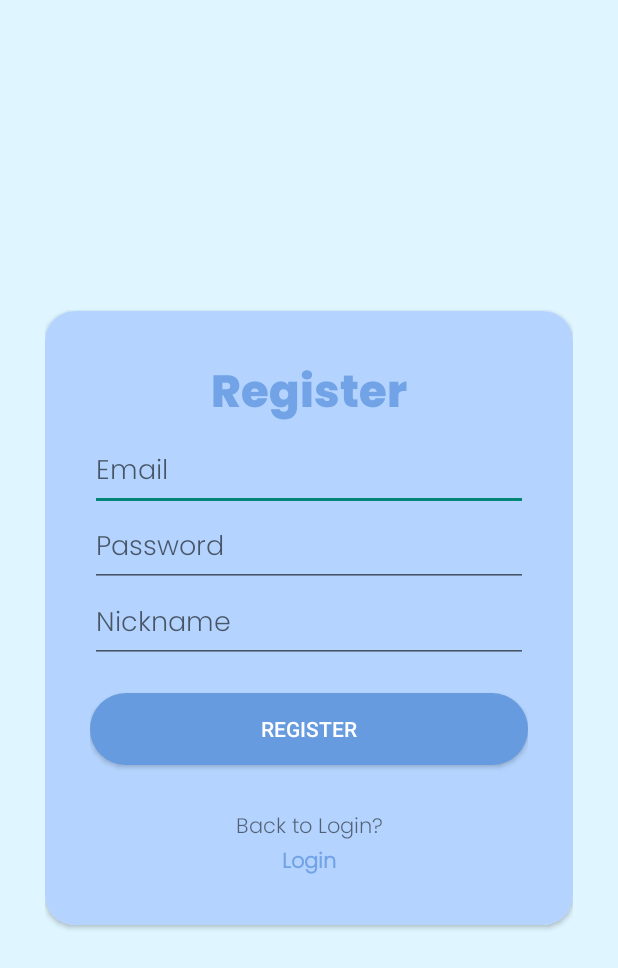
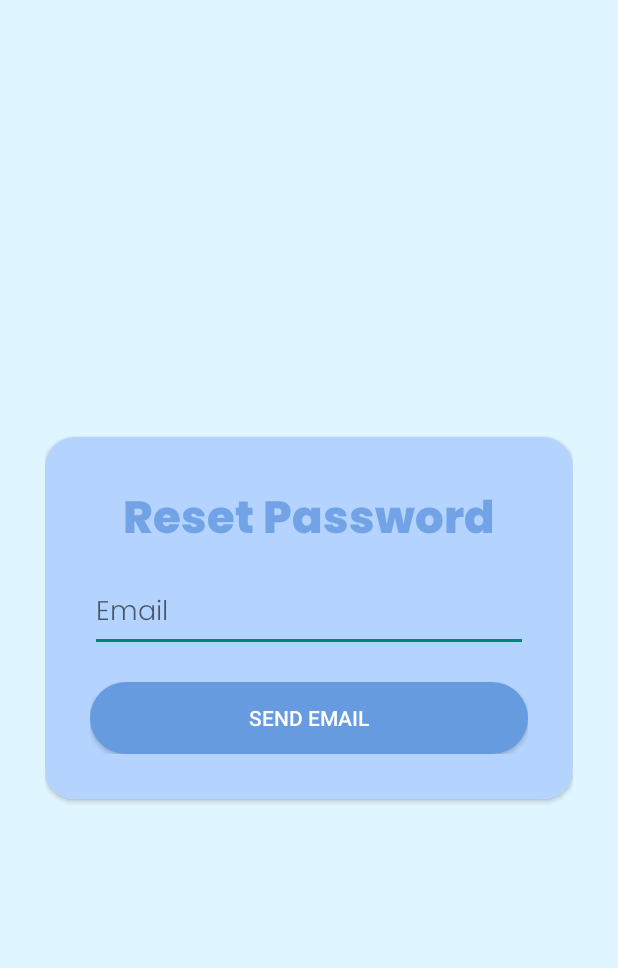
Before and after one commit to handayogi/Curion, an Android app: the layout activity_forgot_password.xml on its own in the app's theme, with its tools: preview values and no code run, on a phone screen of 412 x 824 dp. Shown: the top 968 px of the screen. Run offline under Robolectric (Android 15) with nearby library versions, the phone set to English and light mode, and no system bars.

Commit message:
nambahin forgot password

```diff
--- a/app/src/main/java/com/example/konversimatauang/Login.kt
+++ b/app/src/main/java/com/example/konversimatauang/Login.kt
@@ -3,6 +3,7 @@ package com.example.konversimatauang
 import android.content.Intent
 import android.os.Bundle
 import android.util.Patterns
+import android.widget.TextView
 import android.widget.Toast
 import androidx.activity.enableEdgeToEdge
 import androidx.appcompat.app.AppCompatActivity
@@ -54,6 +55,11 @@ class Login : AppCompatActivity() {
             }
             LoginFirebase(email,pass)
         }
+
+        val forgot_password = findViewById<TextView>(R.id.forgot_password)
+        forgot_password.setOnClickListener{
+            startActivity(Intent(this, ForgotPasswordActivity::class.java))
+        }
     }
 
     private fun LoginFirebase(email: String, pass: String) {
--- a/app/src/main/java/com/example/konversimatauang/SplashScreenActivity.kt
+++ b/app/src/main/java/com/example/konversimatauang/SplashScreenActivity.kt
@@ -17,12 +17,12 @@ class SplashScreenActivity : AppCompatActivity() {
         setContentView(R.layout.activity_splash_screen)
 
         Handler(Looper.getMainLooper()).postDelayed({
-            goToMainActivity()
+            goToLogin()
         }, 3000L)
     }
 
-    private fun goToMainActivity() {
-        Intent(this, MainActivity::class.java).also {
+    private fun goToLogin() {
+        Intent(this, Login::class.java).also {
             startActivity(it)
             finish()
         }
--- a/app/src/main/res/layout/activity_register.xml
+++ b/app/src/main/res/layout/activity_forgot_password.xml
@@ -6,81 +6,49 @@
     android:layout_height="match_parent"
     android:background="@color/background"
     android:padding="30dp"
-    tools:context=".Register">
+    tools:context=".Login">
 
     <androidx.cardview.widget.CardView
         android:layout_width="match_parent"
         android:layout_height="wrap_content"
         android:layout_centerInParent="true"
+        android:background="@color/colorAccent"
         app:cardCornerRadius="20dp">
 
         <LinearLayout
             android:layout_width="match_parent"
             android:layout_height="wrap_content"
             android:orientation="vertical"
-            android:background="@color/colorAccent"
-            android:padding="30dp">
+            android:padding="30dp"
+            android:background="@color/colorAccent">
 
             <TextView
                 android:layout_width="match_parent"
                 android:layout_height="wrap_content"
                 android:layout_gravity="center"
                 android:fontFamily="@font/my_font"
-                android:text="@string/register"
+                android:text="@string/reset"
                 android:textAlignment="center"
                 android:textColor="@color/text"
                 android:textSize="30sp"
+                android:layout_marginBottom="10dp"
                 android:textStyle="bold" />
 
             <EditText
-                android:id="@+id/edt_email_register"
+                android:id="@+id/edt_email_reset"
                 android:layout_width="match_parent"
                 android:layout_height="wrap_content"
                 android:fontFamily="@font/text_font"
                 android:hint="@string/email"
                 android:inputType="textEmailAddress" />
 
-            <EditText
-                android:id="@+id/edt_password_register"
-                android:layout_width="match_parent"
-                android:layout_height="wrap_content"
-                android:fontFamily="@font/text_font"
-                android:hint="@string/password"
-                android:inputType="textPassword" />
-
-            <EditText
-                android:id="@+id/edt_nickname"
-                android:layout_width="match_parent"
-                android:layout_height="wrap_content"
-                android:fontFamily="@font/text_font"
-                android:hint="@string/nickname"
-                android:inputType="textPersonName" />
-
             <Button
-                android:id="@+id/btn_register"
+                android:id="@+id/btn_send"
                 android:layout_width="match_parent"
                 android:layout_height="wrap_content"
                 android:layout_marginTop="20dp"
                 style="@style/Button"
-                android:text="@string/register" />
-
-            <TextView
-                android:layout_width="match_parent"
-                android:layout_height="wrap_content"
-                android:layout_marginTop="30dp"
-                android:fontFamily="@font/text_font"
-                android:text="@string/login_back"
-                android:textAlignment="center" />
-
-            <TextView
-                android:id="@+id/tv_to_login"
-                android:layout_width="match_parent"
-                android:layout_height="wrap_content"
-                android:fontFamily="@font/text_font"
-                android:text="@string/login"
-                android:textAlignment="center"
-                android:textColor="@color/text"
-                android:textStyle="bold" />
+                android:text="@string/send" />
 
         </LinearLayout>
 
--- a/app/src/main/res/layout/activity_login.xml
+++ b/app/src/main/res/layout/activity_login.xml
@@ -56,6 +56,7 @@
                 android:layout_marginTop="10dp"
                 android:fontFamily="@font/text_font"
                 android:text="@string/forgotPassword"
+                android:textColor="@color/text"
                 android:textAlignment="textEnd" />
 
             <Button
--- a/app/src/main/res/mipmap-anydpi/ic_launcher_round.xml
+++ b/app/src/main/res/mipmap-anydpi/ic_launcher_round.xml
@@ -1,6 +1,6 @@
 <?xml version="1.0" encoding="utf-8"?>
 <adaptive-icon xmlns:android="http://schemas.android.com/apk/res/android">
-    <background android:drawable="@drawable/ic_launcher_background" />
-    <foreground android:drawable="@drawable/ic_launcher_foreground" />
-    <monochrome android:drawable="@drawable/ic_launcher_foreground" />
+    <background android:drawable="@color/background" />
+    <foreground android:drawable="@drawable/logo" />
+    <monochrome android:drawable="@drawable/logo" />
 </adaptive-icon>
--- a/app/src/main/res/values/strings.xml
+++ b/app/src/main/res/values/strings.xml
@@ -5,8 +5,11 @@
     <string name="password">Password</string>
     <string name="login">Login</string>
     <string name="register">Register</string>
-    <string name="nickname">Nickname</string>
+    <string name="username">Username</string>
     <string name="forgotPassword">Forgot Password?</string>
-    <string name="create">Create Account</string>
-    <string name="login_back">Back to Login?</string>
+    <string name="reset">Reset Password</string>
+    <string name="confirm">Confirm Password</string>
+    <string name="create">Don`t have account?</string>
+    <string name="login_back">Have an account?</string>
+    <string name="send">Send Email</string>
 </resources>
```
Also changed, not shown: app/src/main/AndroidManifest.xml (+9 -7 lines), app/src/main/java/com/example/konversimatauang/ForgotPasswordActivity.kt (added, +55 -0 lines).
